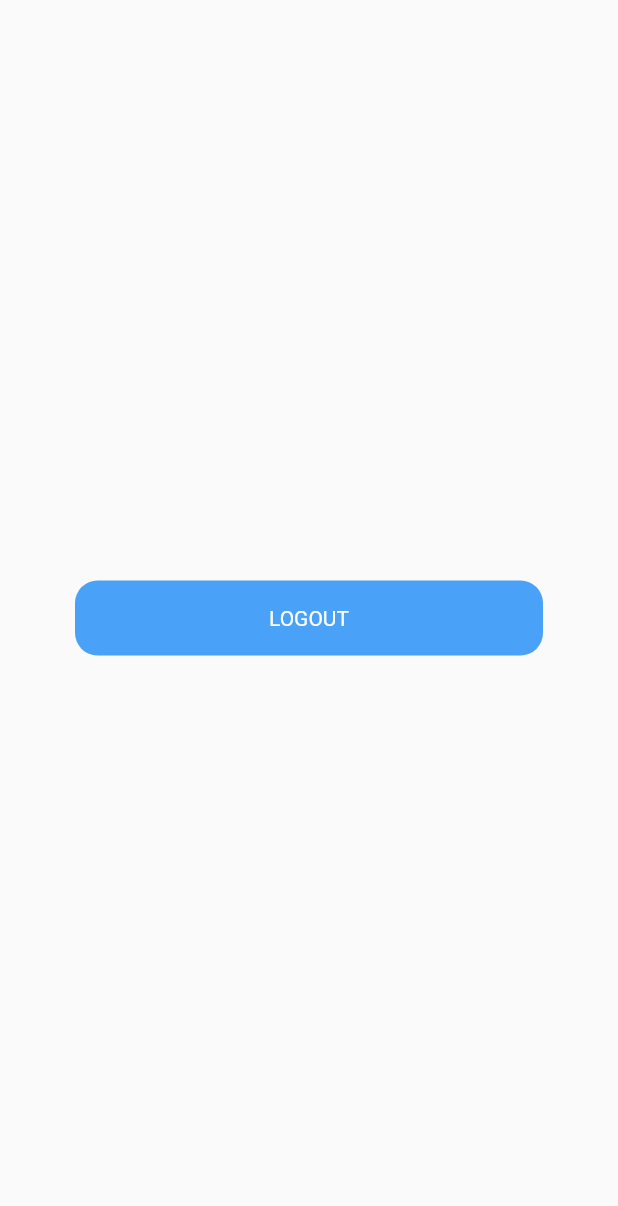
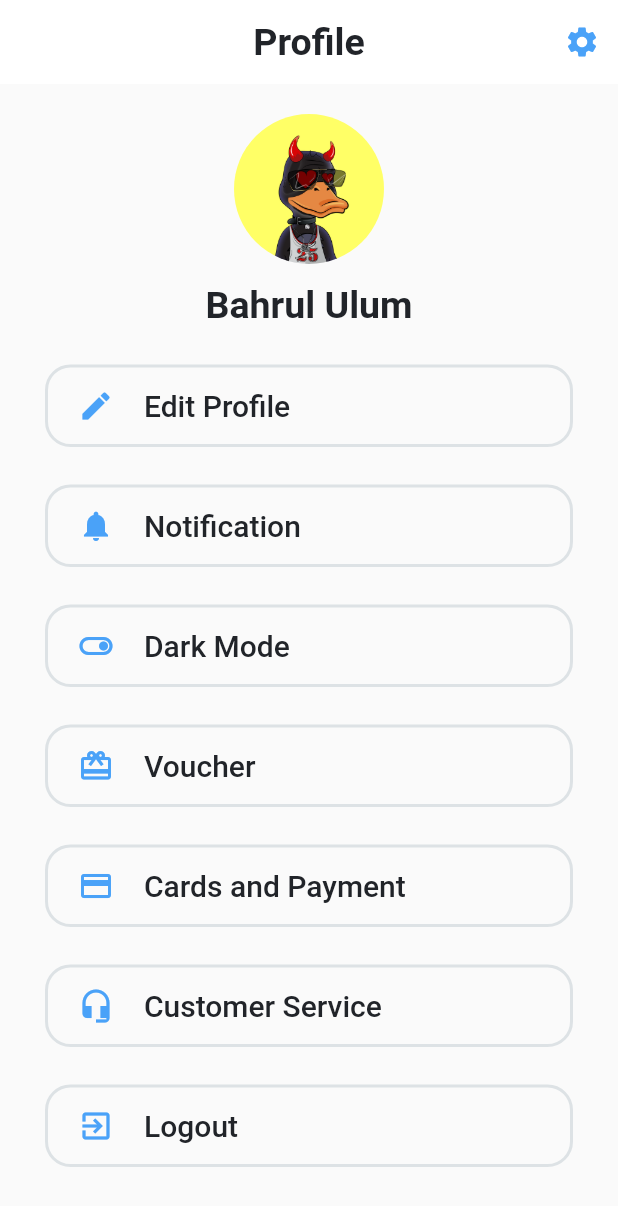
Before and after one commit to ulumfr/Hotel-Booking-App, a Flutter app: the ProfileScreen screen opened directly, on a phone screen of 412 x 824 dp. Shown: the top 1206 px of the screen. Run offline on Flutter 3.47's test engine with Material 2 defaults, Android fonts, the phone set to English and light mode, and no system bars; our stand-ins replace cached_network_image, cloud_firestore, firebase_auth, firebase_core, firebase_storage, get and 4 more; accounts and stored records are empty; network calls fail.

Commit message:
add: slicing profile screen and fix ui

```diff
--- a/lib/controllers/auth/auth_controller.dart
+++ b/lib/controllers/auth/auth_controller.dart
@@ -22,6 +22,7 @@ class AuthController extends GetxController {
   final TextEditingController confPasswordController = TextEditingController();
 
   RxBool isLoading = false.obs;
+  bool isSecure = true;
 
   @override
   void onReady() {
--- a/lib/views/auth/screen/login_screen.dart
+++ b/lib/views/auth/screen/login_screen.dart
@@ -53,7 +53,7 @@ class LoginScreen extends GetView<AuthController> {
                       const SizedBox(height: 8),
                       TextFieldAuth(
                         controller: controller.passwordController,
-                        obsecureText: true,
+                        obsecureText: controller.isSecure,
                         hintText: "enter your password",
                       ),
                       Row(
@@ -82,11 +82,11 @@ class LoginScreen extends GetView<AuthController> {
                         onTap: controller.isLoading.value
                             ? null
                             : () {
-                          controller.loginUser(
-                            controller.emailController.text,
-                            controller.passwordController.text,
-                          );
-                        },
+                                controller.loginUser(
+                                  controller.emailController.text,
+                                  controller.passwordController.text,
+                                );
+                              },
                         child: Container(
                           width: double.infinity,
                           height: 50,
--- a/lib/views/auth/screen/signup_screen.dart
+++ b/lib/views/auth/screen/signup_screen.dart
@@ -56,7 +56,7 @@ class SignupScreen extends GetView<AuthController> {
                       const SizedBox(height: 8),
                       TextFieldAuth(
                         controller: controller.passwordController,
-                        obsecureText: true,
+                        obsecureText: controller.isSecure,
                         hintText: "enter your password",
                       ),
                       const SizedBox(height: 18),
@@ -67,7 +67,7 @@ class SignupScreen extends GetView<AuthController> {
                       const SizedBox(height: 8),
                       TextFieldAuth(
                         controller: controller.confPasswordController,
-                        obsecureText: true,
+                        obsecureText: controller.isSecure,
                         hintText: "enter your confirm password",
                       ),
                       const SizedBox(height: 25),
--- /dev/null
+++ b/lib/views/main/components/profile/profile_list_item.dart
@@ -0,0 +1,48 @@
+import 'package:flutter/material.dart';
+import 'package:hotel_booking_app/constants.dart';
+
+class ProfileListItem extends StatelessWidget {
+  const ProfileListItem({
+    Key? key,
+    required this.icon,
+    required this.text,
+    required this.onTap,
+  }) : super(key: key);
+
+  final IconData icon;
+  final String text;
+  final VoidCallback onTap;
+
+  @override
+  Widget build(BuildContext context) {
+    return Container(
+      height: 55,
+      margin: const EdgeInsets.symmetric(horizontal: 10),
+      padding: const EdgeInsets.symmetric(horizontal: 20),
+      decoration: BoxDecoration(
+        borderRadius: BorderRadius.circular(17),
+        border: Border.all(color: AppColors.gray2Color, width: 2),
+      ),
+      child: Row(
+        children: [
+          GestureDetector(
+            onTap: onTap,
+            child: Icon(
+              icon,
+              color: AppColors.primaryColor,
+            ),
+          ),
+          const SizedBox(width: 20),
+          Text(
+            text,
+            style: const TextStyle(
+              color: AppColors.blackColor,
+              fontSize: 20,
+              fontWeight: FontWeight.w500,
+            ),
+          )
+        ],
+      ),
+    );
+  }
+}
--- a/lib/views/main/screen/profile_screen.dart
+++ b/lib/views/main/screen/profile_screen.dart
@@ -2,6 +2,7 @@ import 'package:flutter/material.dart';
 import 'package:get/get.dart';
 import 'package:hotel_booking_app/constants.dart';
 import 'package:hotel_booking_app/controllers/auth/auth_controller.dart';
+import 'package:hotel_booking_app/views/main/components/profile/profile_list_item.dart';
 
 class ProfileScreen extends GetView<AuthController> {
   const ProfileScreen({Key? key}) : super(key: key);
@@ -9,30 +10,105 @@ class ProfileScreen extends GetView<AuthController> {
   @override
   Widget build(BuildContext context) {
     return Scaffold(
-      body: Column(
-        mainAxisAlignment: MainAxisAlignment.center,
-        children: [
-          Container(
-            margin: const EdgeInsets.symmetric(horizontal: 50),
-            width: double.infinity,
-            height: 50,
-            decoration: BoxDecoration(
+      appBar: AppBar(
+        backgroundColor: AppColors.whiteColor,
+        elevation: 0,
+        centerTitle: true,
+        // leading: BackButton(
+        //   color: AppColors.blackColor,
+        //   onTap: () {},
+        // ),
+        title: const Text(
+          "Profile",
+          style: TextStyle(
+            color: AppColors.blackColor,
+            fontWeight: FontWeight.w600,
+            fontSize: 25,
+          ),
+        ),
+        actions: [
+          IconButton(
+            onPressed: () {},
+            icon: const Icon(
+              Icons.settings,
               color: AppColors.primaryColor,
-              borderRadius: BorderRadius.circular(15),
             ),
-            child: Center(
-              child: GestureDetector(
-                onTap: () {
-                  controller.logout();
-                },
-                child: const Text(
-                  "LOGOUT",
-                  style: TextStyle(color: AppColors.whiteColor),
+          )
+        ],
+      ),
+      body: SingleChildScrollView(
+        child: Center(
+          child: Container(
+            padding: const EdgeInsets.all(20),
+            child: Column(
+              children: [
+                SizedBox(
+                  width: 100,
+                  height: 100,
+                  child: ClipRRect(
+                    borderRadius: BorderRadius.circular(100),
+                    child: const Image(
+                      image: AssetImage('assets/images/profile.png'),
+                    ),
+                  ),
                 ),
-              ),
+                const SizedBox(height: 13),
+                const Text(
+                  "Bahrul Ulum",
+                  style: TextStyle(
+                    color: AppColors.blackColor,
+                    fontSize: 25,
+                    fontWeight: FontWeight.w600,
+                  ),
+                ),
+                const SizedBox(height: 25),
+                ProfileListItem(
+                  onTap: () {},
+                  icon: Icons.edit,
+                  text: "Edit Profile",
+                ),
+                const SizedBox(height: 25),
+                ProfileListItem(
+                  onTap: () {},
+                  icon: Icons.notifications,
+                  text: "Notification",
+                ),
+                const SizedBox(height: 25),
+                ProfileListItem(
+                  onTap: () {},
+                  icon: Icons.toggle_on_outlined,
+                  text: "Dark Mode",
+                ),
+                const SizedBox(height: 25),
+                ProfileListItem(
+                  onTap: () {},
+                  icon: Icons.card_giftcard,
+                  text: "Voucher",
+                ),
+                const SizedBox(height: 25),
+                ProfileListItem(
+                  onTap: () {},
+                  icon: Icons.credit_card,
+                  text: "Cards and Payment",
+                ),
+                const SizedBox(height: 25),
+                ProfileListItem(
+                  onTap: () {},
+                  icon: Icons.headset_mic,
+                  text: "Customer Service",
+                ),
+                const SizedBox(height: 25),
+                ProfileListItem(
+                  onTap: () {
+                    controller.logout();
+                  },
+                  icon: Icons.exit_to_app,
+                  text: "Logout",
+                ),
+              ],
             ),
           ),
-        ],
+        ),
       ),
     );
   }
--- a/lib/views/main/screen/wishlist_screen.dart
+++ b/lib/views/main/screen/wishlist_screen.dart
@@ -17,9 +17,10 @@ class WishlistScreen extends GetView<HomeScreenController> {
         backgroundColor: AppColors.whiteColor,
         elevation: 0,
         centerTitle: true,
-        leading: const BackButton(
-          color: AppColors.blackColor,
-        ),
+        // leading: BackButton(
+        //   color: AppColors.blackColor,
+        //   onPressed: () {},
+        // ),
         title: const Text(
           "Wish List",
           style: TextStyle(
```
